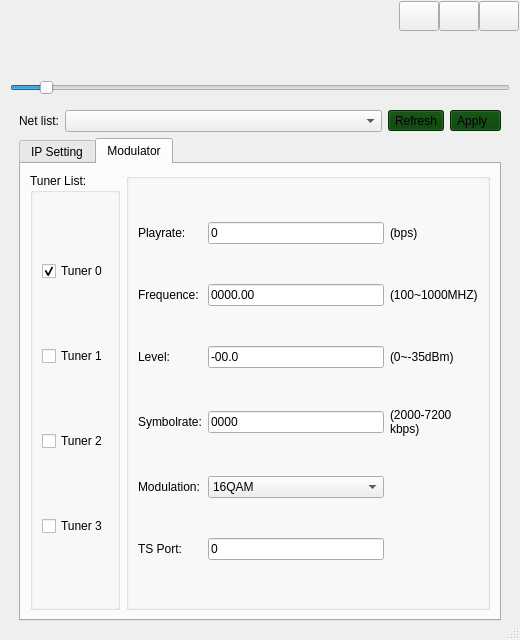
This is tbsui.ui in MauricePong/TBSNetDVBSetting as Qt 5 draws it before an edit. The edited form follows.
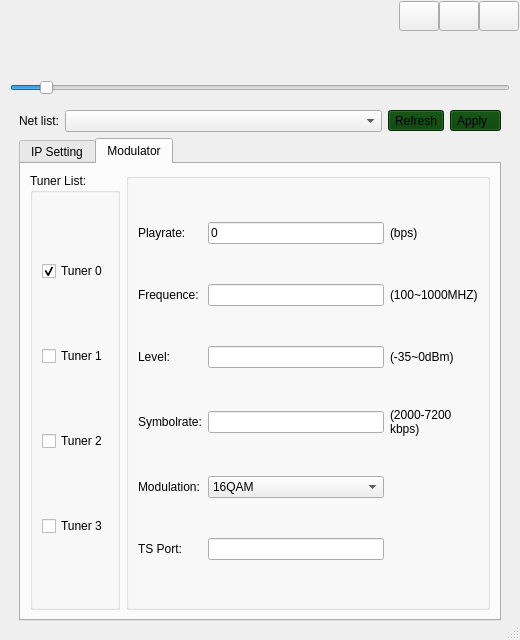
This is the edited form.

Diff of the .ui file:
```diff
--- a/tbsui.ui
+++ b/tbsui.ui
@@ -426,7 +426,7 @@
                     </sizepolicy>
                    </property>
                    <property name="text">
-                    <string>(0~-35dBm)</string>
+                    <string>(-35~0dBm)</string>
                    </property>
                   </widget>
                  </item>
@@ -513,14 +513,8 @@
                  </item>
                  <item row="3" column="1">
                   <widget class="QLineEdit" name="lin_Lev">
-                   <property name="inputMask">
-                    <string>-00.0</string>
-                   </property>
                    <property name="text">
-                    <string>-00.0</string>
-                   </property>
-                   <property name="placeholderText">
-                    <string>-00.0</string>
+                    <string/>
                    </property>
                    <property name="clearButtonEnabled">
                     <bool>false</bool>
@@ -532,11 +526,8 @@
                    <property name="accessibleName">
                     <string/>
                    </property>
-                   <property name="inputMask">
-                    <string>0000.00</string>
-                   </property>
                    <property name="text">
-                    <string>0000.00</string>
+                    <string/>
                    </property>
                    <property name="echoMode">
                     <enum>QLineEdit::Normal</enum>
@@ -547,9 +538,6 @@
                    <property name="dragEnabled">
                     <bool>false</bool>
                    </property>
-                   <property name="placeholderText">
-                    <string>0000.00</string>
-                   </property>
                   </widget>
                  </item>
                  <item row="1" column="0">
@@ -593,11 +581,8 @@
                  </item>
                  <item row="4" column="1">
                   <widget class="QLineEdit" name="lin_Sym">
-                   <property name="inputMask">
-                    <string extracomment="2000">0000</string>
-                   </property>
                    <property name="text">
-                    <string>0000</string>
+                    <string/>
                    </property>
                   </widget>
                  </item>
@@ -630,11 +615,8 @@
                  </item>
                  <item row="6" column="1">
                   <widget class="QLineEdit" name="lin_TSPort">
-                   <property name="inputMask">
-                    <string>00000</string>
-                   </property>
                    <property name="text">
-                    <string>0</string>
+                    <string/>
                    </property>
                   </widget>
                  </item>
```
